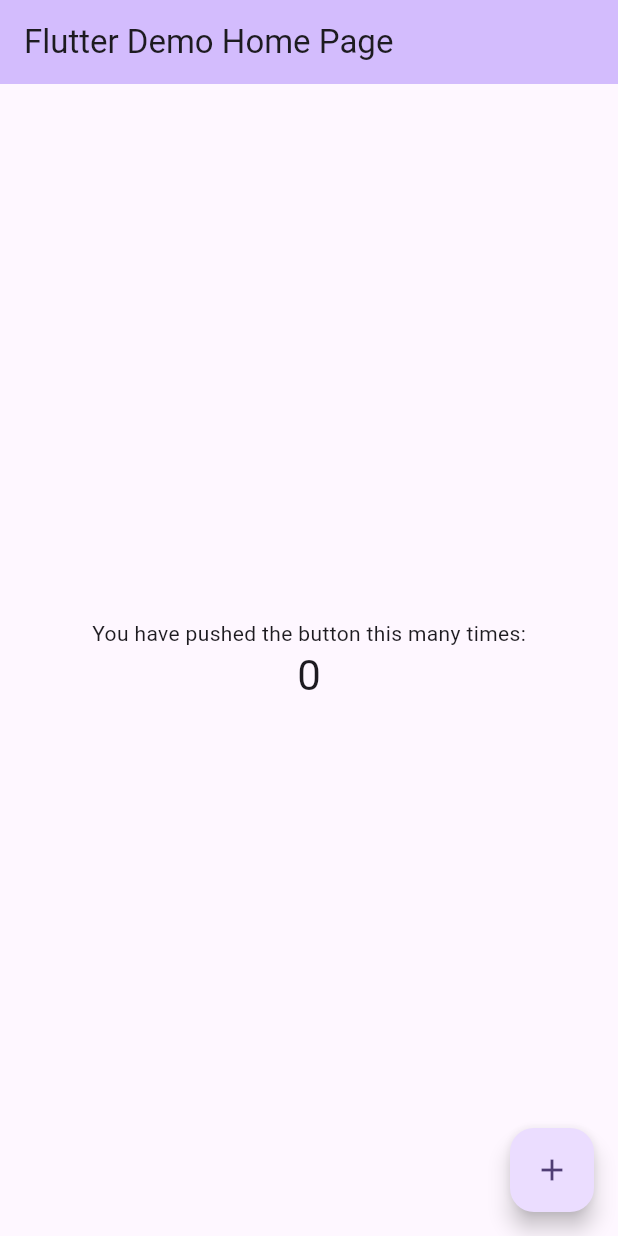
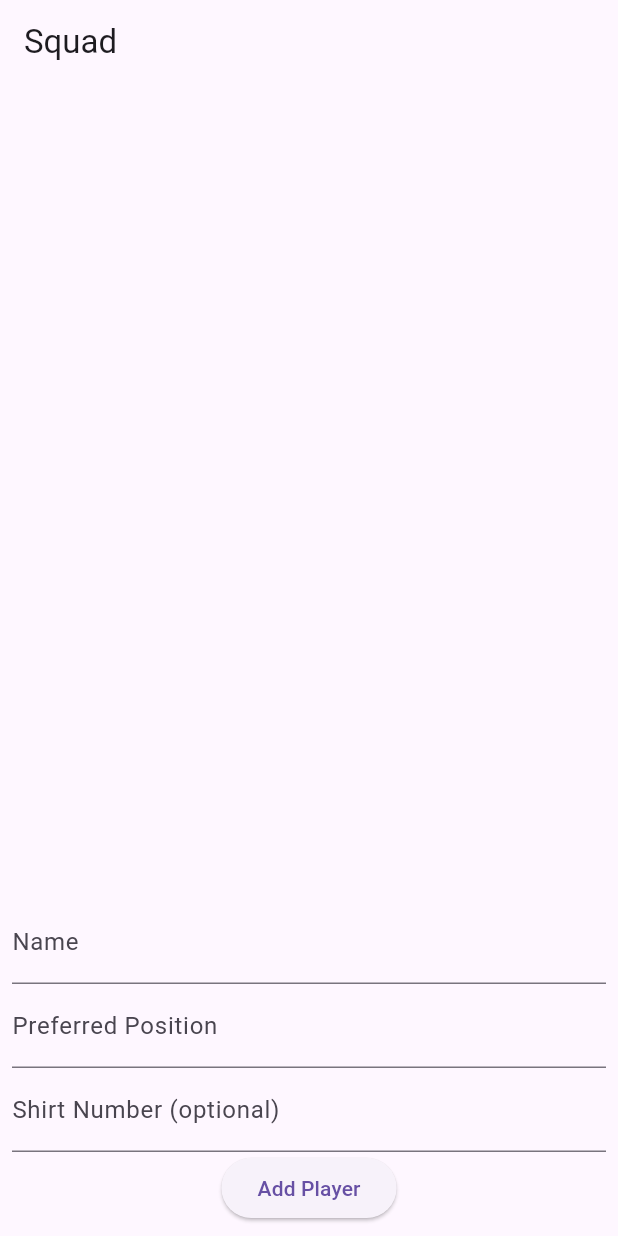
Before and after one commit to vanstoner/coach_desk, a Flutter app: the screen it shows after launch, on a phone screen of 412 x 824 dp. Run offline on Flutter 3.47's test engine with Material 3 defaults, Android fonts, the light colour scheme and no system bars; our stand-ins replace flutter_riverpod, freezed_annotation, hive, hive_flutter; accounts and stored records are empty.

Commit message:
feat: MVP‑01 – add, edit, delete squad players with persistence
- Adds support for name, preferred position, and optional shirt number
- Uses Hive to persist players locally between sessions
- Includes UI for adding players via form
- Includes editing via popup menu and modal dialog
- Abstracted repository for future backend switch (e.g. Firebase)

```diff
--- /dev/null
+++ b/lib/data/hive/hive_player_repository.dart
@@ -0,0 +1,26 @@
+import 'package:hive/hive.dart';
+import '../../domain/models/player.dart';
+import '../../domain/repositories/player_repository.dart';
+
+class HivePlayerRepository implements PlayerRepository {
+  static const String boxName = 'playersBox';
+
+  @override
+  Future<List<Player>> getPlayers() async {
+    final box = await Hive.openBox(boxName);
+    final list = box.values.cast<Map>().map((e) => Player.fromJson(Map<String, dynamic>.from(e))).toList();
+    return list;
+  }
+
+  @override
+  Future<void> addPlayer(Player player) async {
+    final box = await Hive.openBox(boxName);
+    await box.put(player.id, player.toJson());
+  }
+
+  @override
+  Future<void> removePlayer(String id) async {
+    final box = await Hive.openBox(boxName);
+    await box.delete(id);
+  }
+}
--- /dev/null
+++ b/lib/domain/models/player.dart
@@ -0,0 +1,16 @@
+import 'package:freezed_annotation/freezed_annotation.dart';
+
+part 'player.freezed.dart';
+part 'player.g.dart';
+
+@freezed
+class Player with _$Player {
+  const factory Player({
+    required String id,
+    required String name,
+    int? shirtNumber,
+    required String preferredPosition,
+  }) = _Player;
+
+  factory Player.fromJson(Map<String, dynamic> json) => _$PlayerFromJson(json);
+}
--- /dev/null
+++ b/lib/domain/repositories/player_repository.dart
@@ -0,0 +1,7 @@
+import '../models/player.dart';
+
+abstract class PlayerRepository {
+  Future<List<Player>> getPlayers();
+  Future<void> addPlayer(Player player);
+  Future<void> removePlayer(String id);
+}
--- a/lib/main.dart
+++ b/lib/main.dart
@@ -1,122 +1,27 @@
 import 'package:flutter/material.dart';
+import 'package:flutter_riverpod/flutter_riverpod.dart';
+import 'screens/squad_screen.dart';
+import 'package:hive_flutter/hive_flutter.dart'; // ✅ this defines initFlutter
 
-void main() {
-  runApp(const MyApp());
+
+void main() async {
+  WidgetsFlutterBinding.ensureInitialized();
+
+  // Initialise Hive
+  await Hive.initFlutter();
+
+  runApp(const ProviderScope(child: MyApp()));
 }
 
 class MyApp extends StatelessWidget {
   const MyApp({super.key});
 
-  // This widget is the root of your application.
   @override
   Widget build(BuildContext context) {
-    return MaterialApp(
-      title: 'Flutter Demo',
-      theme: ThemeData(
-        // This is the theme of your application.
-        //
-        // TRY THIS: Try running your application with "flutter run". You'll see
-        // the application has a purple toolbar. Then, without quitting the app,
-        // try changing the seedColor in the colorScheme below to Colors.green
-        // and then invoke "hot reload" (save your changes or press the "hot
-        // reload" button in a Flutter-supported IDE, or press "r" if you used
-        // the command line to start the app).
-        //
-        // Notice that the counter didn't reset back to zero; the application
-        // state is not lost during the reload. To reset the state, use hot
-        // restart instead.
-        //
-        // This works for code too, not just values: Most code changes can be
-        // tested with just a hot reload.
-        colorScheme: ColorScheme.fromSeed(seedColor: Colors.deepPurple),
-      ),
-      home: const MyHomePage(title: 'Flutter Demo Home Page'),
+    return const MaterialApp(
+      title: 'Coach Desk',
+      debugShowCheckedModeBanner: false,
+      home: SquadScreen(),
     );
   }
 }
-
-class MyHomePage extends StatefulWidget {
-  const MyHomePage({super.key, required this.title});
-
-  // This widget is the home page of your application. It is stateful, meaning
-  // that it has a State object (defined below) that contains fields that affect
-  // how it looks.
-
-  // This class is the configuration for the state. It holds the values (in this
-  // case the title) provided by the parent (in this case the App widget) and
-  // used by the build method of the State. Fields in a Widget subclass are
-  // always marked "final".
-
-  final String title;
-
-  @override
-  State<MyHomePage> createState() => _MyHomePageState();
-}
-
-class _MyHomePageState extends State<MyHomePage> {
-  int _counter = 0;
-
-  void _incrementCounter() {
-    setState(() {
-      // This call to setState tells the Flutter framework that something has
-      // changed in this State, which causes it to rerun the build method below
-      // so that the display can reflect the updated values. If we changed
-      // _counter without calling setState(), then the build method would not be
-      // called again, and so nothing would appear to happen.
-      _counter++;
-    });
-  }
-
-  @override
-  Widget build(BuildContext context) {
-    // This method is rerun every time setState is called, for instance as done
-    // by the _incrementCounter method above.
-    //
-    // The Flutter framework has been optimized to make rerunning build methods
-    // fast, so that you can just rebuild anything that needs updating rather
-    // than having to individually change instances of widgets.
-    return Scaffold(
-      appBar: AppBar(
-        // TRY THIS: Try changing the color here to a specific color (to
-        // Colors.amber, perhaps?) and trigger a hot reload to see the AppBar
-        // change color while the other colors stay the same.
-        backgroundColor: Theme.of(context).colorScheme.inversePrimary,
-        // Here we take the value from the MyHomePage object that was created by
-        // the App.build method, and use it to set our appbar title.
-        title: Text(widget.title),
-      ),
-      body: Center(
-        // Center is a layout widget. It takes a single child and positions it
-        // in the middle of the parent.
-        child: Column(
-          // Column is also a layout widget. It takes a list of children and
-          // arranges them vertically. By default, it sizes itself to fit its
-          // children horizontally, and tries to be as tall as its parent.
-          //
-          // Column has various properties to control how it sizes itself and
-          // how it positions its children. Here we use mainAxisAlignment to
-          // center the children vertically; the main axis here is the vertical
-          // axis because Columns are vertical (the cross axis would be
-          // horizontal).
-          //
-          // TRY THIS: Invoke "debug painting" (choose the "Toggle Debug Paint"
-          // action in the IDE, or press "p" in the console), to see the
-          // wireframe for each widget.
-          mainAxisAlignment: MainAxisAlignment.center,
-          children: <Widget>[
-            const Text('You have pushed the button this many times:'),
-            Text(
-              '$_counter',
-              style: Theme.of(context).textTheme.headlineMedium,
-            ),
-          ],
-        ),
-      ),
-      floatingActionButton: FloatingActionButton(
-        onPressed: _incrementCounter,
-        tooltip: 'Increment',
-        child: const Icon(Icons.add),
-      ), // This trailing comma makes auto-formatting nicer for build methods.
-    );
-  }
-}
--- /dev/null
+++ b/lib/screens/squad_screen.dart
@@ -0,0 +1,126 @@
+import 'package:flutter/material.dart';
+import 'package:flutter_riverpod/flutter_riverpod.dart';
+import '../state/squad_provider.dart';
+import '../domain/models/player.dart';
+
+class SquadScreen extends ConsumerWidget {
+  const SquadScreen({super.key});
+
+  @override
+  Widget build(BuildContext context, WidgetRef ref) {
+    final players = ref.watch(squadProvider);
+
+    final nameCtrl = TextEditingController();
+    final positionCtrl = TextEditingController();
+    final shirtCtrl = TextEditingController();
+
+    return Scaffold(
+      appBar: AppBar(title: const Text('Squad')),
+      body: Column(
+        children: [
+          Expanded(
+            child: ListView.builder(
+              itemCount: players.length,
+              itemBuilder: (_, i) {
+                final player = players[i];
+                return ListTile(
+                  title: Text(
+                    player.shirtNumber != null
+                        ? '${player.name} (#${player.shirtNumber})'
+                        : player.name,
+                  ),
+                  subtitle: Text(player.preferredPosition),
+                  trailing: Row(
+                    mainAxisSize: MainAxisSize.min,
+                    children: [
+                      IconButton(
+                        icon: const Icon(Icons.edit),
+                        tooltip: 'Edit',
+                        onPressed: () => _showEditDialog(context, ref, player),
+                      ),
+                      IconButton(
+                        icon: const Icon(Icons.delete),
+                        tooltip: 'Delete',
+                        onPressed: () => ref.read(squadProvider.notifier).removePlayer(player.id),
+                      ),
+                    ],
+                  ),
+                );
+              },
+            ),
+          ),
+          Padding(
+            padding: const EdgeInsets.all(8.0),
+            child: Column(children: [
+              TextField(controller: nameCtrl, decoration: const InputDecoration(labelText: 'Name')),
+              TextField(controller: positionCtrl, decoration: const InputDecoration(labelText: 'Preferred Position')),
+              TextField(
+                controller: shirtCtrl,
+                keyboardType: TextInputType.number,
+                decoration: const InputDecoration(labelText: 'Shirt Number (optional)'),
+              ),
+              ElevatedButton(
+                onPressed: () {
+                  ref.read(squadProvider.notifier).addPlayer(
+                        nameCtrl.text,
+                        positionCtrl.text,
+                        shirtCtrl.text.isEmpty ? null : int.tryParse(shirtCtrl.text),
+                      );
+                  nameCtrl.clear();
+                  positionCtrl.clear();
+                  shirtCtrl.clear();
+                },
+                child: const Text('Add Player'),
+              ),
+            ]),
+          )
+        ],
+      ),
+    );
+  }
+
+  void _showEditDialog(BuildContext context, WidgetRef ref, Player player) {
+    final nameCtrl = TextEditingController(text: player.name);
+    final positionCtrl = TextEditingController(text: player.preferredPosition);
+    final shirtCtrl = TextEditingController(
+      text: player.shirtNumber?.toString() ?? '',
+    );
+
+    showDialog(
+      context: context,
+      builder: (context) => AlertDialog(
+        title: const Text('Edit Player'),
+        content: Column(
+          mainAxisSize: MainAxisSize.min,
+          children: [
+            TextField(controller: nameCtrl, decoration: const InputDecoration(labelText: 'Name')),
+            TextField(controller: positionCtrl, decoration: const InputDecoration(labelText: 'Preferred Position')),
+            TextField(
+              controller: shirtCtrl,
+              keyboardType: TextInputType.number,
+              decoration: const InputDecoration(labelText: 'Shirt Number (optional)'),
+            ),
+          ],
+        ),
+        actions: [
+          TextButton(
+            onPressed: () {
+              ref.read(squadProvider.notifier).updatePlayer(
+                    player.id,
+                    nameCtrl.text,
+                    positionCtrl.text,
+                    shirtCtrl.text.isEmpty ? null : int.tryParse(shirtCtrl.text),
+                  );
+              Navigator.of(context).pop();
+            },
+            child: const Text('Save'),
+          ),
+          TextButton(
+            onPressed: () => Navigator.of(context).pop(),
+            child: const Text('Cancel'),
+          ),
+        ],
+      ),
+    );
+  }
+}
--- /dev/null
+++ b/lib/state/squad_provider.dart
@@ -0,0 +1,53 @@
+import 'package:flutter_riverpod/flutter_riverpod.dart';
+import 'package:uuid/uuid.dart';
+import '../domain/models/player.dart';
+import '../domain/repositories/player_repository.dart';
+import 'providers.dart';
+
+final squadProvider = StateNotifierProvider<SquadNotifier, List<Player>>((ref) {
+  return SquadNotifier(ref.read(playerRepositoryProvider));
+});
+
+class SquadNotifier extends StateNotifier<List<Player>> {
+  final PlayerRepository _repo;
+  final _uuid = const Uuid();
+
+  SquadNotifier(this._repo) : super([]) {
+    _load();
+  }
+
+  void _load() async {
+    final players = await _repo.getPlayers();
+    state = players;
+  }
+
+  Future<void> addPlayer(String name, String position, int? shirtNumber) async {
+    final player = Player(
+      id: _uuid.v4(),
+      name: name,
+      preferredPosition: position,
+      shirtNumber: shirtNumber,
+    );
+    await _repo.addPlayer(player);
+    state = [...state, player];
+  }
+
+  Future<void> updatePlayer(String id, String name, String position, int? shirtNumber) async {
+    final updated = Player(
+      id: id,
+      name: name,
+      preferredPosition: position,
+      shirtNumber: shirtNumber,
+    );
+    await _repo.addPlayer(updated);
+    state = [
+      for (final p in state)
+        if (p.id == id) updated else p,
+    ];
+  }
+
+  Future<void> removePlayer(String id) async {
+    await _repo.removePlayer(id);
+    state = state.where((p) => p.id != id).toList();
+  }
+}
```
Also changed, not shown: lib/state/providers.dart (added, +7 -0 lines), pubspec.yaml (+13 -78 lines), pubspec_BAK20250508-1435.yaml (added, +102 -0 lines), lib/domain/models/player.freezed.dart (added), lib/domain/models/player.g.dart (added), pubspec.lock, 10 other files.
